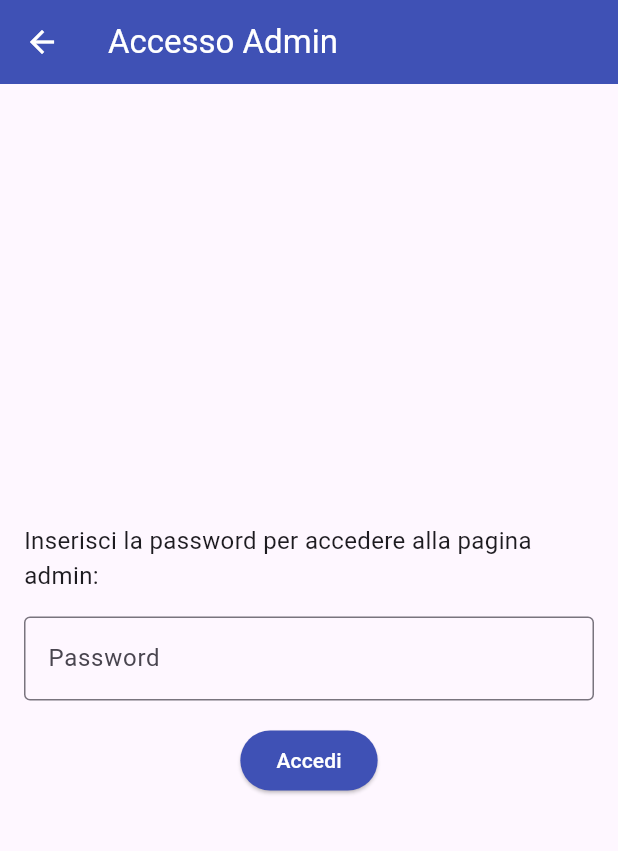
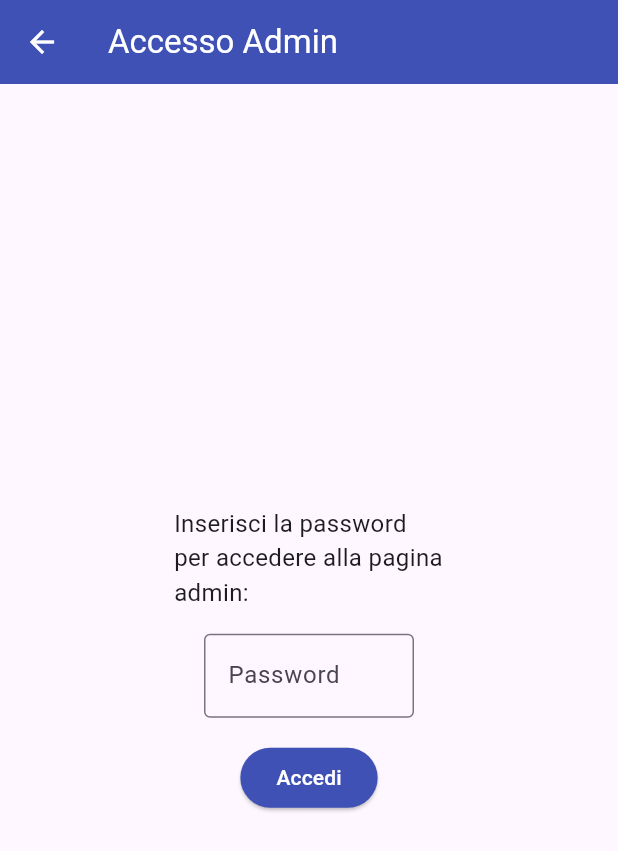
Before and after one commit to AntonyMolino/ManagerTimeDefinitivo, a Flutter app: the AdminLoginPage screen opened directly, on a phone screen of 412 x 824 dp. Shown: the top 851 px of the screen. Run offline on Flutter 3.47's test engine with Material 3 defaults, Android fonts, the phone set to English and light mode, and no system bars; our stand-ins replace fl_chart, permission_handler, sqflite; missing offline and left inert: mobile_scanner; accounts and stored records are empty.

Commit message:
admin non visibile e aggiustamenti grafici
by Giadi

```diff
--- a/lib/screens/admin_login_page.dart
+++ b/lib/screens/admin_login_page.dart
@@ -37,17 +37,24 @@ class _AdminLoginPageState extends State<AdminLoginPage> {
           child: Column(
             mainAxisAlignment: MainAxisAlignment.center,
             children: [
-              Text(
+              Padding(
+                padding: const EdgeInsets.only(left: 100 , right: 100),
+                child: Text(
                   'Inserisci la password per accedere alla pagina admin:',
                   style: TextStyle(fontSize: 16),
                 ),
+              ),
               SizedBox(height: 16),
-              TextField(
+              Padding(
+                padding: const EdgeInsets.only(left: 120 , right: 120),
+                child: TextField(
+
                   controller: _passwordController,
                   obscureText: true,
                   decoration: InputDecoration(
                     labelText: 'Password',
                     border: OutlineInputBorder(),
+                  ),
                 ),
               ),
               SizedBox(height: 16),
--- a/lib/screens/adminpage.dart
+++ b/lib/screens/adminpage.dart
@@ -89,11 +89,15 @@ class _AdminPageState extends State<AdminPage> {
         itemCount: _dipendenti.length,
         itemBuilder: (context, index) {
           var dipendente = _dipendenti[index];
+          // Se il nome o il cognome è "admin", salta questo elemento
+          if (dipendente['nome'] == "admin" || dipendente['cognome'] == "admin") {
+            return SizedBox.shrink(); // Ritorna un widget vuoto
+          }
           return ListTile(
             title: Text("${dipendente['nome']} ${dipendente['cognome']}"),
             subtitle: Text("Email: ${dipendente['email']}\nCF: ${dipendente['codiceFiscale']}"),
             onTap: () {
-                Navigator.push(
+              Navigator.push(
                 context,
                 MaterialPageRoute(
                   builder: (context) => EntrateUscitePage(
@@ -101,7 +105,6 @@ class _AdminPageState extends State<AdminPage> {
                   ),
                 ),
               );
-
             },
           );
         },
```
Lines whose indentation alone changed are shown as unchanged.
